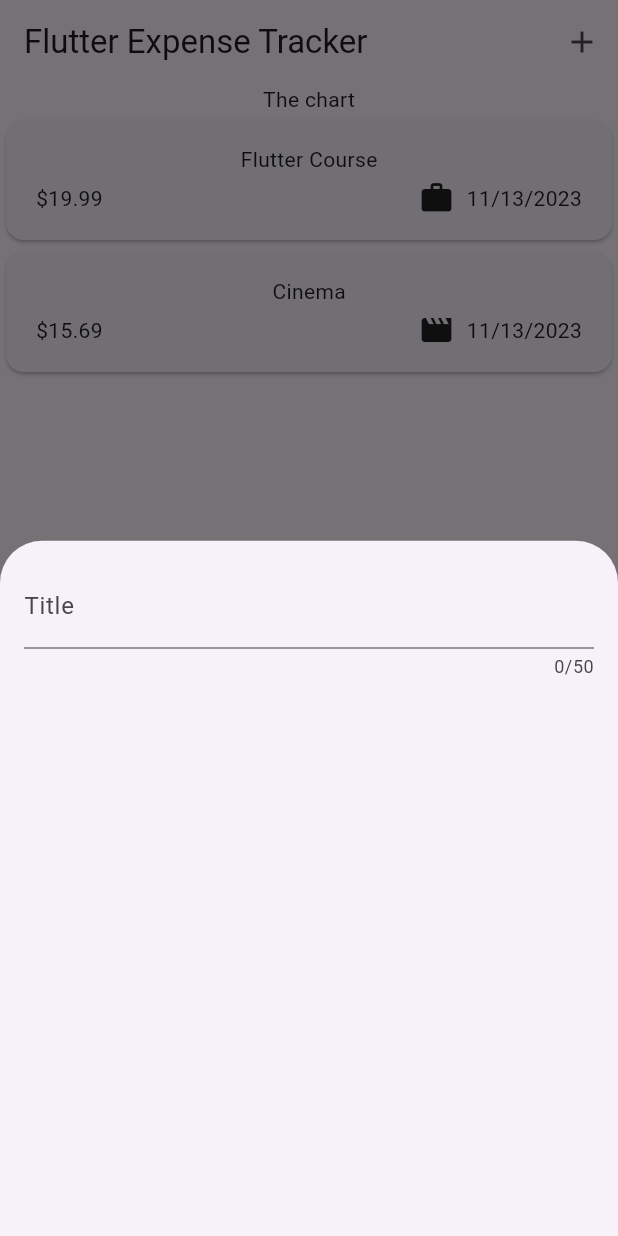
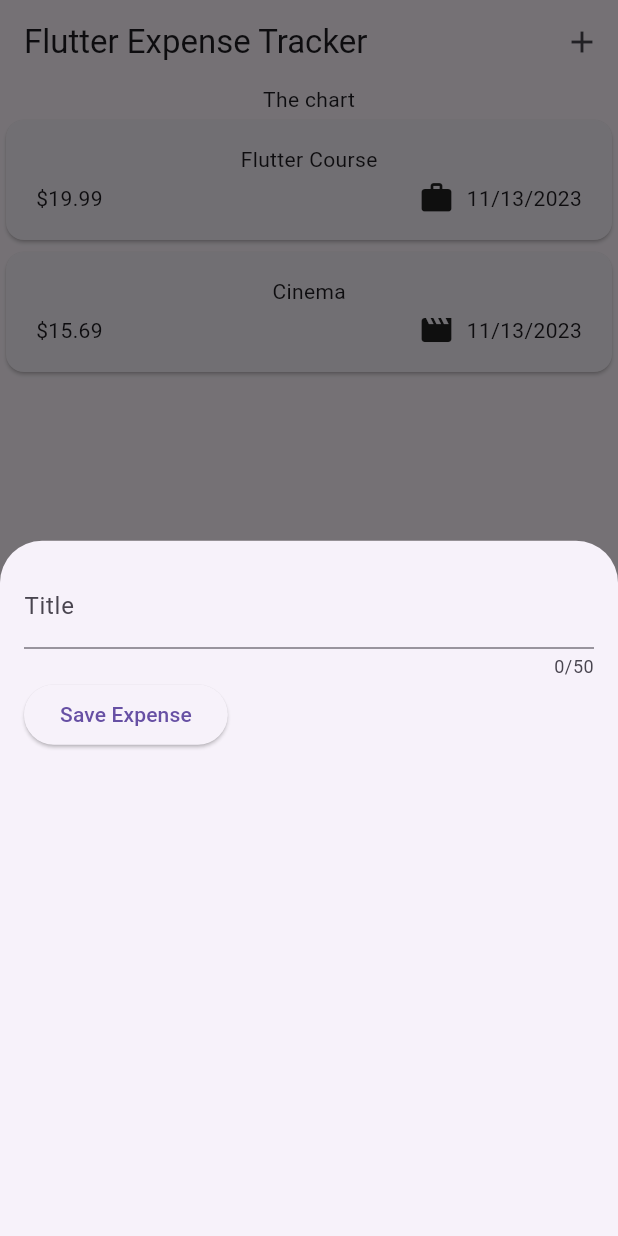
Before and after one commit to Some0ne3lse/expense_tracker, a Flutter app: the screen it shows after launch, after a tap on the "add" icon, on a phone screen of 412 x 824 dp. Run offline on Flutter 3.47's test engine with Material 2 defaults, Android fonts, the phone set to English and light mode, and no system bars.

Commit message:
Create text input

```diff
--- a/lib/widgets/new_expense.dart
+++ b/lib/widgets/new_expense.dart
@@ -8,17 +8,33 @@ class NewExpense extends StatefulWidget {
 }
 
 class _NewExpenseState extends State<NewExpense> {
+  var _enteredTitle = '';
+
+  void _saveTitleInput(String inputValue) {
+    _enteredTitle = inputValue;
+  }
+
   @override
   Widget build(BuildContext context) {
     return Padding(
       padding: const EdgeInsets.all(16),
-      child: const Column(
+      child: Column(
         children: [
           TextField(
+            onChanged: _saveTitleInput,
             maxLength: 50,
-            decoration: InputDecoration(
+            decoration: const InputDecoration(
               label: Text('Title'),
             ),
+          ),
+          Row(
+            children: [
+              ElevatedButton(
+                  onPressed: () {
+                    print(_enteredTitle);
+                  },
+                  child: const Text('Save Expense'))
+            ],
           ),
         ],
       ),
```
